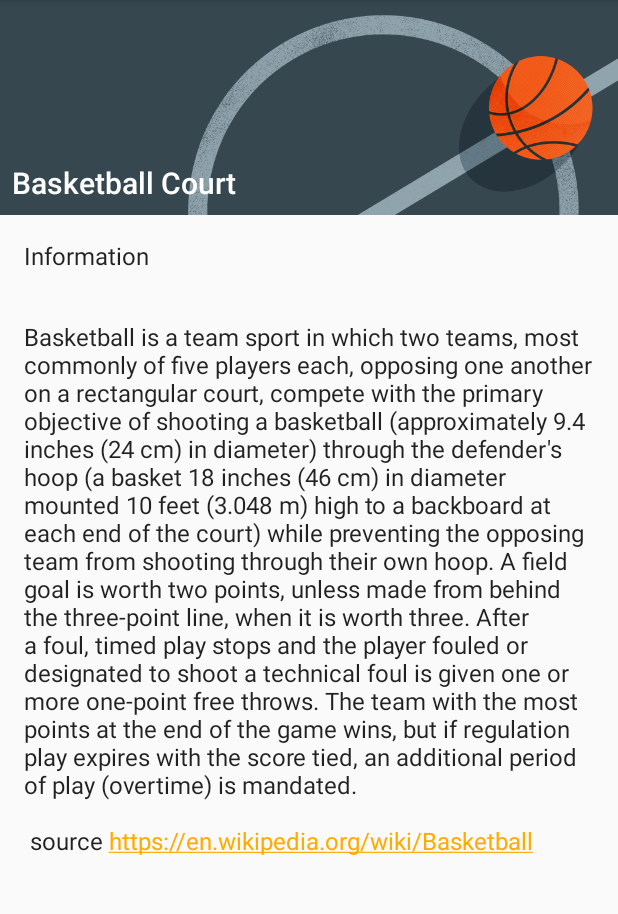
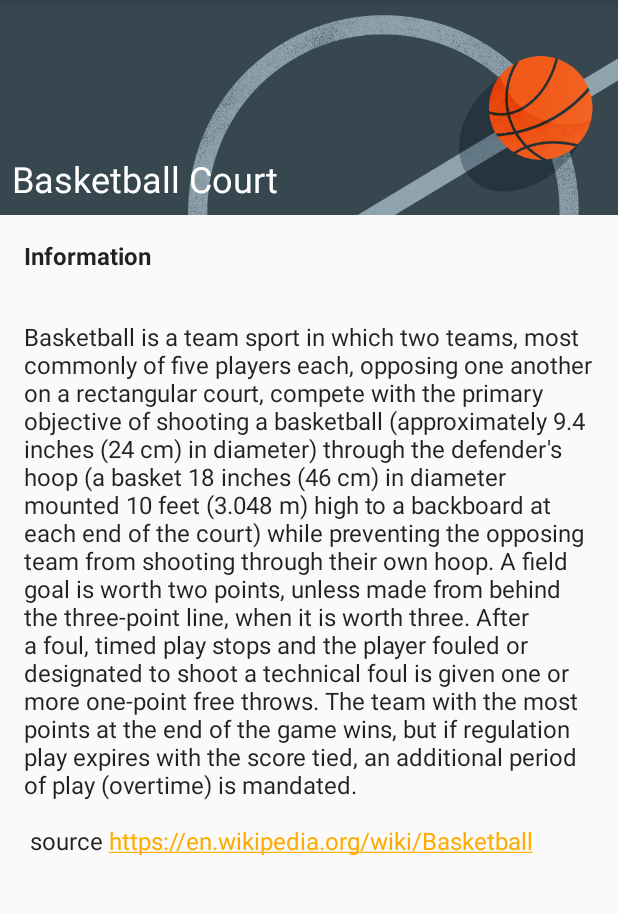
Before and after one commit to Ashwani8/Campusonphone, an Android app: the screen it shows after launch (DetailActivity), after a tap on "Basketball Court", on a phone screen of 412 x 824 dp, the part 84-998 px from its top. Run offline under Robolectric (Android 15) with nearby library versions, the phone set to English and light mode, and no system bars.

Commit message:
update the tablet place detail item styles

```diff
--- a/app/src/main/res/layout/activity_detail_activty.xml
+++ b/app/src/main/res/layout/activity_detail_activty.xml
@@ -17,7 +17,7 @@
 
         <TextView
             android:id="@+id/place_name_detail"
-            style="@style/TextAppearance.AppCompat.Title"
+            style="@style/PlacesNameDetails"
             android:layout_width="wrap_content"
             android:layout_height="wrap_content"
             android:layout_alignBottom="@+id/placesImage_detail"
@@ -27,16 +27,17 @@
 
         <TextView
             android:id="@+id/info_Title_detail"
-            style="@style/TextAppearance.AppCompat.Subhead"
+            style="@style/PlacesDetailText"
             android:layout_width="wrap_content"
             android:layout_height="wrap_content"
             android:layout_below="@+id/placesImage_detail"
             android:padding="16dp"
+            android:textStyle="bold"
             android:text="@string/information" />
 
         <TextView
             android:id="@+id/info_subTitle_detail"
-            style="@style/Base.TextAppearance.AppCompat.Subhead"
+            style="@style/PlacesDetailText"
             android:layout_width="wrap_content"
             android:layout_height="wrap_content"
             android:layout_below="@+id/info_Title_detail"
--- a/app/src/main/res/layout/place_list_item.xml
+++ b/app/src/main/res/layout/place_list_item.xml
@@ -33,6 +33,7 @@
         android:layout_height="wrap_content"
         android:layout_below="@+id/placesImage"
         android:padding="8dp"
+        android:textStyle="bold"
         android:text="@string/information" />
 
     <TextView
--- a/app/src/main/res/values-sw600dp/styles.xml
+++ b/app/src/main/res/values-sw600dp/styles.xml
@@ -13,5 +13,6 @@
         parent="TextAppearance.AppCompat.Display1">
         <item name="android:textColor">?android:textColorPrimary</item>
     </style>
-
+    <style name="PlacesNameDetails"
+        parent="TextAppearance.AppCompat.Display3"/>
 </resources>
--- a/app/src/main/res/values/styles.xml
+++ b/app/src/main/res/values/styles.xml
@@ -11,5 +11,7 @@
 parent="TextAppearance.AppCompat.Subhead"/>
 <style name="PlacesName"
 parent="TextAppearance.AppCompat.Headline"/>
+    <style name="PlacesNameDetails"
+        parent="TextAppearance.AppCompat.Headline"/>
 
     </resources>
```
